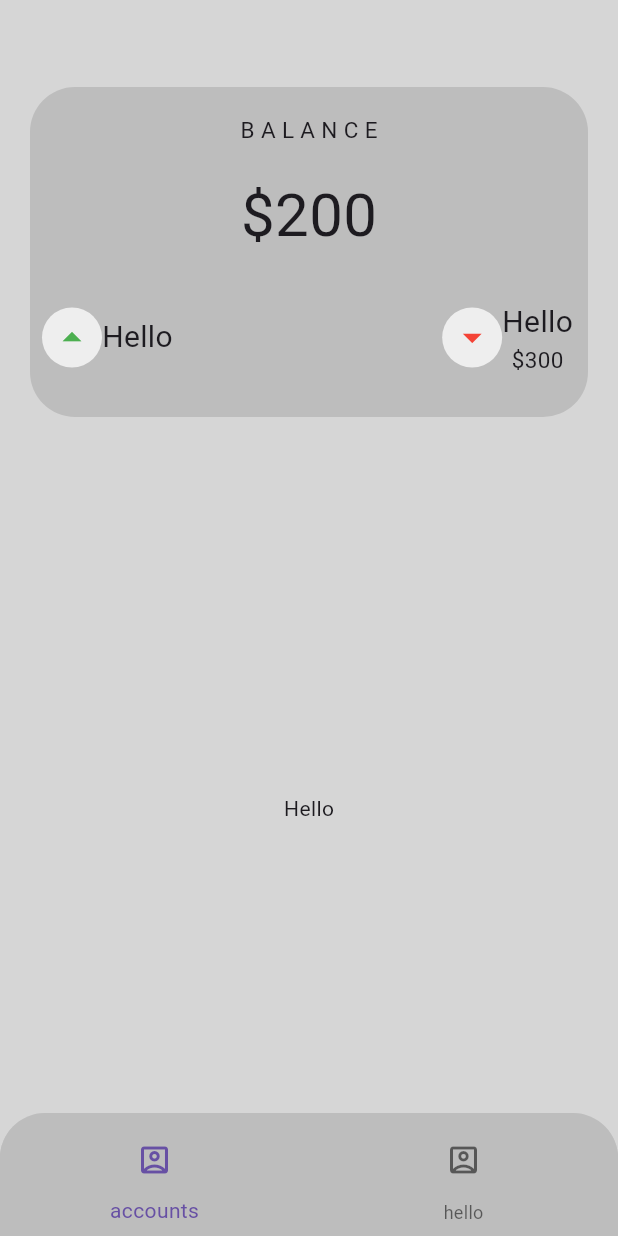
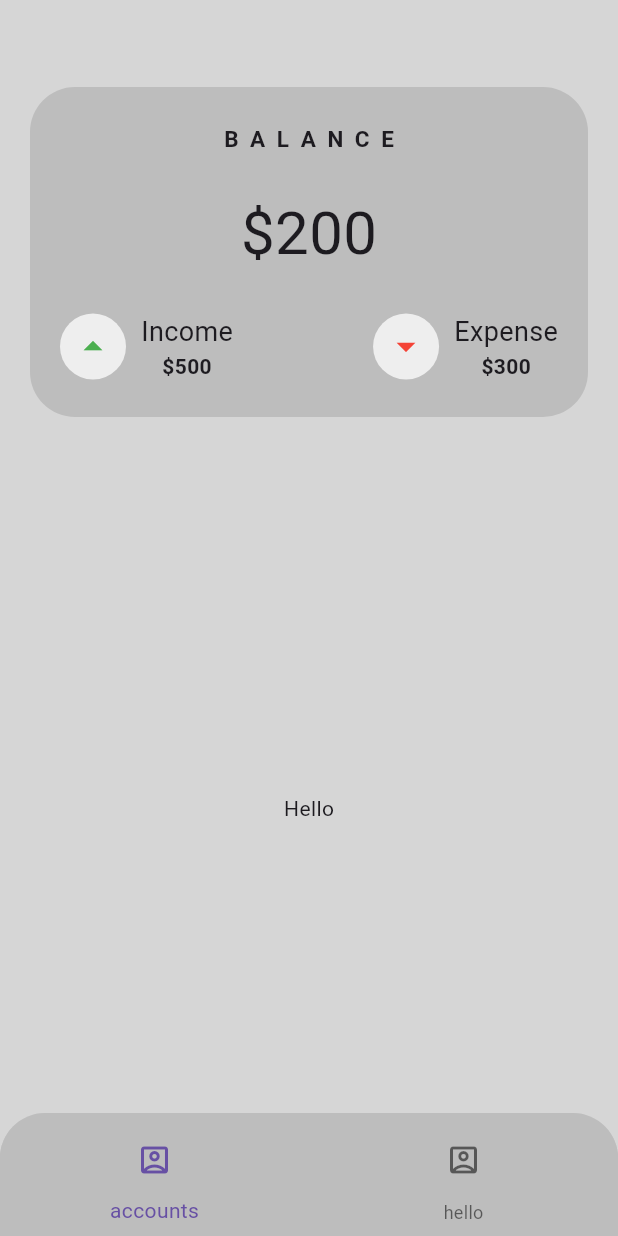
Before and after one commit to Aravind556/Logs, a Flutter app: the screen it shows after launch, on a phone screen of 412 x 824 dp. Run offline on Flutter 3.47's test engine with Material 3 defaults, Android fonts, the phone set to English and light mode, and no system bars.

Commit message:
Fixed card ui

```diff
--- a/lib/top_card.dart
+++ b/lib/top_card.dart
@@ -20,46 +20,50 @@ class TopCard extends StatelessWidget {
           child: Column(
             mainAxisAlignment: MainAxisAlignment.spaceEvenly,
             children: [
-              Text("B A L A N C E", style: TextStyle(fontSize: 15)),
+              Text(
+                "B A L A N C E",
+                style: TextStyle(
+                  fontSize: 15,
+                  letterSpacing: 2,
+                  fontWeight: FontWeight.bold,
+                ),
+              ),
               Text(balance, style: TextStyle(fontSize: 40)),
-              Row(
+              Padding(
+                padding: const EdgeInsets.symmetric(horizontal: 20.0),
+                child: Row(
                   mainAxisAlignment: MainAxisAlignment.spaceBetween,
                   children: [
                     Row(
                       mainAxisAlignment: MainAxisAlignment.spaceBetween,
                       children: [
-                      Padding(
-                        padding: const EdgeInsets.only(left: 8.0),
-                        child: Container(
-                          width: 40,
-                          height: 40,
-                          decoration: BoxDecoration(
-                            color: Colors.grey[200],
-                            borderRadius: BorderRadius.circular(80),
-                          ),
+                        CircleAvatar(
+                          radius: 22,
+                          backgroundColor: Colors.grey[200],
                           child: Icon(
                             Icons.arrow_drop_up_sharp,
                             color: Colors.green,
                             size: 30,
                           ),
                         ),
-                      ),
 
-                      Text("Hello", style: TextStyle(fontSize: 20)),
+                        Padding(
+                          padding: const EdgeInsets.only(left:10.0),
+                          child: Column(
+                            children: [
+                              Text("Income", style: TextStyle(fontSize: 18,fontStyle: FontStyle.normal)),
+                              Text(income,style:TextStyle(fontWeight: FontWeight.bold)),
                             ],
                           ),
-                  Padding(
-                    padding: const EdgeInsets.all(10.0),
-                    child: Row(
+                        ),
+                      ],
+                    ),
+                    Row(
                         mainAxisAlignment: MainAxisAlignment.spaceBetween,
                         children: [
-                        Container(
-                          width: 40,
-                          height: 40,
-                          decoration: BoxDecoration(
-                            color: Colors.grey[200],
-                            borderRadius: BorderRadius.circular(80),
-                          ),
+                          CircleAvatar(
+                            radius:22,
+                            backgroundColor: Colors.grey[200],
                             child: Icon(
                               Icons.arrow_drop_down_sharp,
                               color: Colors.red,
@@ -67,19 +71,20 @@ class TopCard extends StatelessWidget {
                             ),
                           ),
 
-                        Column(
+                          Padding(
+                            padding: const EdgeInsets.only(left:10.0),
+                            child: Column(
                               children: [
-                            Text(
-                                "Hello",
-                                style: TextStyle(fontSize: 20),
-                              ),
-                            Text(expense, style: TextStyle(fontSize: 15)),
-                          ],
-                        ),
+                                Text("Expense", style: TextStyle(fontSize: 18,fontStyle: FontStyle.normal)),
+                                Text(expense,style:TextStyle(fontWeight: FontWeight.bold)),
                               ],
                             ),
                           ),
                         ],
+                      ),
+
+                  ],
+                ),
               ),
             ],
           ),
```
Lines whose indentation alone changed are shown as unchanged.
